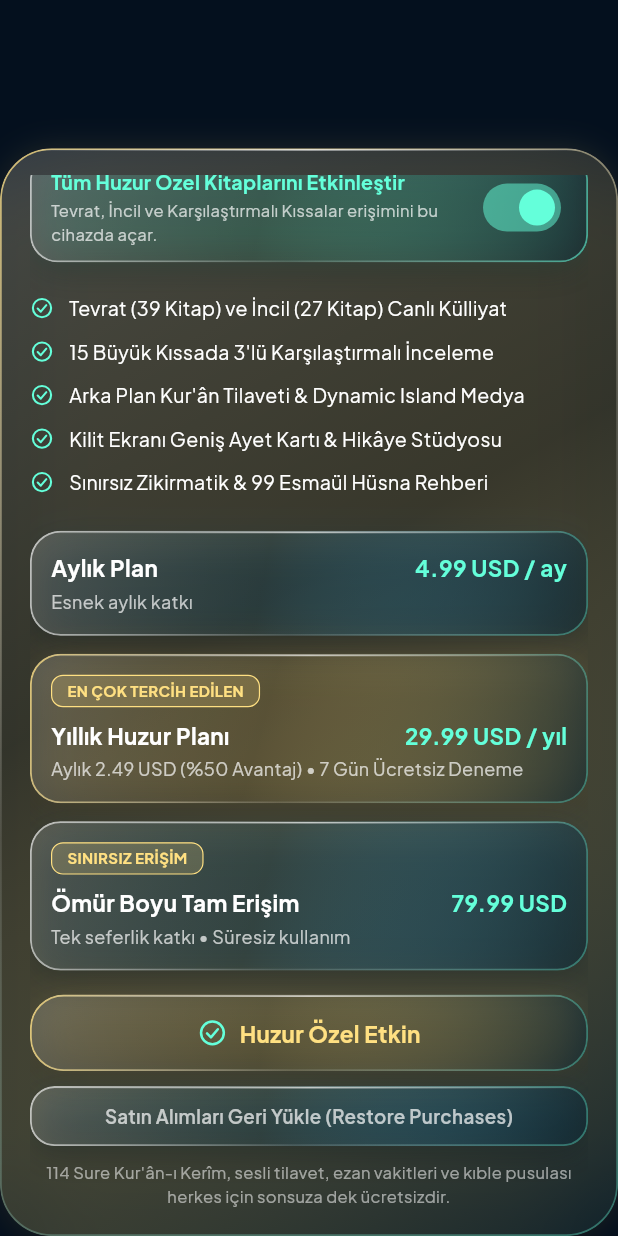
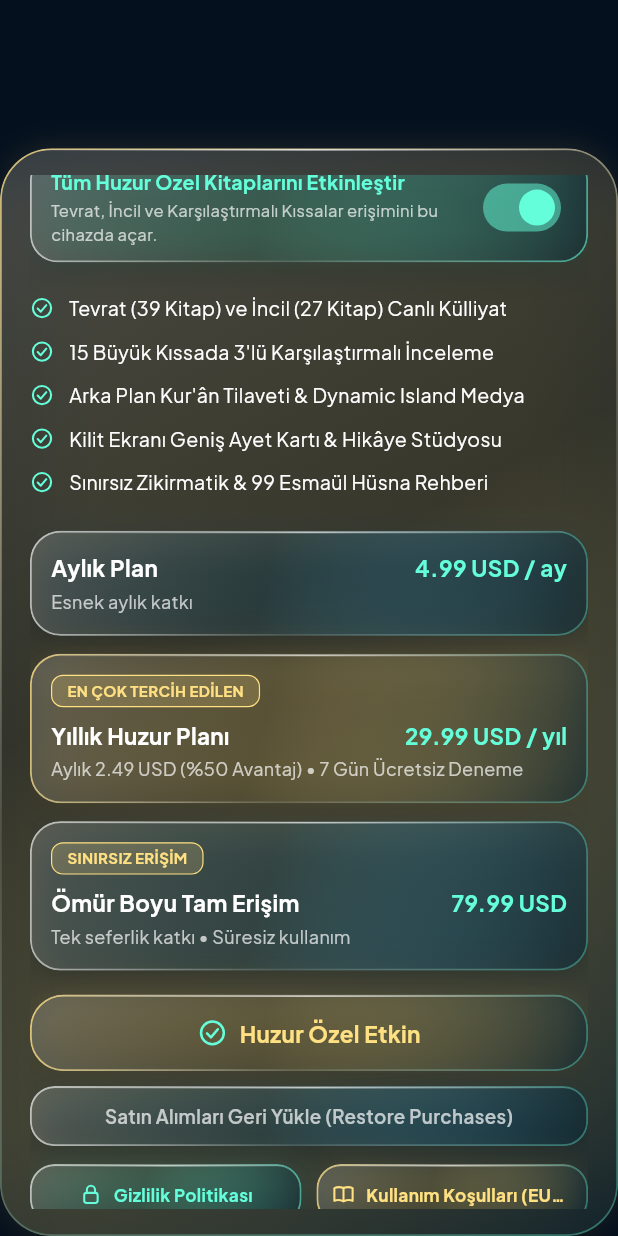
Before and after one commit to egoshie/ilahi-tefekkur, a Flutter app: the LiquidGlassPaywallSheet widget shown alone on an empty page, opened directly, scrolled down 125 dp, on a phone screen of 412 x 824 dp. Run offline on Flutter 3.47's test engine with Material 3 defaults, Android fonts, the phone set to English and light mode, and no system bars; our stand-ins replace adhan, flutter_local_notifications, flutter_riverpod, geolocator, google_fonts, hijri and 6 more; missing offline and left inert: audio_session; accounts and stored records are empty; network calls fail.

Commit message:
Add vector SVG Privacy Policy and EULA modals to Paywall with official Safari web links

```diff
--- a/lib/features/paywall/liquid_glass_paywall.dart
+++ b/lib/features/paywall/liquid_glass_paywall.dart
@@ -1,3 +1,4 @@
+import 'package:flutter/services.dart';
 import 'package:flutter/material.dart';
 import 'package:flutter_riverpod/flutter_riverpod.dart';
 import '../../core/services/pricing_and_premium_service.dart';
@@ -23,7 +24,17 @@ class LiquidGlassPaywallSheet extends ConsumerStatefulWidget {
 
 class _LiquidGlassPaywallSheetState
     extends ConsumerState< LiquidGlassPaywallSheet > {
+  static const MethodChannel _nativeChannel = MethodChannel('com.ilahi.tefekkur/native_bridge');
+  static const String _privacyUrl = 'https://egoshie.github.io/ilahi-tefekkur/privacy.html';
+  static const String _eulaUrl = 'https://egoshie.github.io/ilahi-tefekkur/eula.html';
   String _selectedTier = 'annual';
+
+  Future<void> _openOfficialUrl(String url) async {
+    HapticFeedback.selectionClick();
+    try {
+      await _nativeChannel.invokeMethod('openExternalUrl', {'url': url});
+    } catch (_) {}
+  }
 
   @override
   Widget build(BuildContext context) {
@@ -231,6 +242,56 @@ class _LiquidGlassPaywallSheetState
                   ),
                 ),
               ),
+              const SizedBox(height: 12),
+              Row(
+                children: [
+                  Expanded(
+                    child: GlassContainer(
+                      borderRadius: 16,
+                      emeraldGlow: true,
+                      padding: const EdgeInsets.symmetric(vertical: 12, horizontal: 10),
+                      onTap: () => _showLegalModal(context, isPrivacy: true),
+                      child: const Row(
+                        mainAxisAlignment: MainAxisAlignment.center,
+                        children: [
+                          BespokeVectorIcon(type: BespokeIconType.lockShield, color: Color(0xFF64FFDA), size: 16),
+                          SizedBox(width: 7),
+                          Flexible(
+                            child: Text(
+                              "Gizlilik Politikası",
+                              overflow: TextOverflow.ellipsis,
+                              style: TextStyle(fontSize: 11.5, fontWeight: FontWeight.w700, color: Color(0xFF64FFDA)),
+                            ),
+                          ),
+                        ],
+                      ),
+                    ),
+                  ),
+                  const SizedBox(width: 10),
+                  Expanded(
+                    child: GlassContainer(
+                      borderRadius: 16,
+                      goldAccentBorder: true,
+                      padding: const EdgeInsets.symmetric(vertical: 12, horizontal: 10),
+                      onTap: () => _showLegalModal(context, isPrivacy: false),
+                      child: const Row(
+                        mainAxisAlignment: MainAxisAlignment.center,
+                        children: [
+                          BespokeVectorIcon(type: BespokeIconType.sacredScroll, color: Color(0xFFFFE082), size: 16),
+                          SizedBox(width: 7),
+                          Flexible(
+                            child: Text(
+                              "Kullanım Koşulları (EULA)",
+                              overflow: TextOverflow.ellipsis,
+                              style: TextStyle(fontSize: 11.5, fontWeight: FontWeight.w700, color: Color(0xFFFFE082)),
+                            ),
+                          ),
+                        ],
+                      ),
+                    ),
+                  ),
+                ],
+              ),
               const SizedBox(height: 10),
               const Text(
                 "114 Sure Kur'ân-ı Kerîm, sesli tilavet, ezan vakitleri ve kıble pusulası herkes için sonsuza dek ücretsizdir.",
```
Also changed, not shown: 1 other file.
